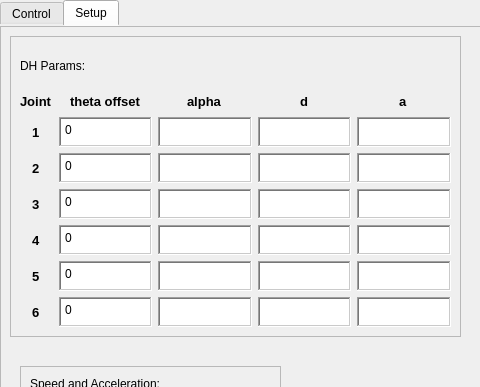
First picture: the form in frontend/app/ui/main_window.ui, repository maxitech/ms6_r, before the edit; both pictures show x 0 to 480 and y 0 to 387 of the 1278 by 800 pixel window.
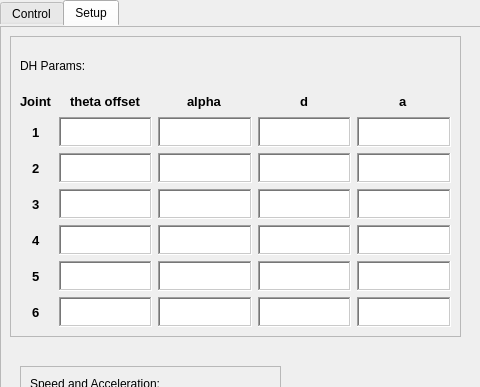
Second picture: the form after the edit. The open tabs and pages were chosen to show the change.

The edit to the form file:
```diff
--- a/frontend/app/ui/main_window.ui
+++ b/frontend/app/ui/main_window.ui
@@ -3043,7 +3043,7 @@
 li.unchecked::marker { content: &quot;\2610&quot;; }
 li.checked::marker { content: &quot;\2612&quot;; }
 &lt;/style&gt;&lt;/head&gt;&lt;body style=&quot; font-family:'Segoe UI'; font-size:9pt; font-weight:400; font-style:normal;&quot;&gt;
-&lt;p style=&quot; margin-top:0px; margin-bottom:0px; margin-left:0px; margin-right:0px; -qt-block-indent:0; text-indent:0px;&quot;&gt;0&lt;/p&gt;
+&lt;p style=&quot;-qt-paragraph-type:empty; margin-top:0px; margin-bottom:0px; margin-left:0px; margin-right:0px; -qt-block-indent:0; text-indent:0px;&quot;&gt;&lt;br /&gt;&lt;/p&gt;
 &lt;p style=&quot;-qt-paragraph-type:empty; margin-top:0px; margin-bottom:0px; margin-left:0px; margin-right:0px; -qt-block-indent:0; text-indent:0px;&quot;&gt;&lt;br /&gt;&lt;/p&gt;&lt;/body&gt;&lt;/html&gt;</string>
               </property>
              </widget>
@@ -3073,7 +3073,6 @@
 li.unchecked::marker { content: &quot;\2610&quot;; }
 li.checked::marker { content: &quot;\2612&quot;; }
 &lt;/style&gt;&lt;/head&gt;&lt;body style=&quot; font-family:'Segoe UI'; font-size:9pt; font-weight:400; font-style:normal;&quot;&gt;
-&lt;p style=&quot; margin-top:0px; margin-bottom:0px; margin-left:0px; margin-right:0px; -qt-block-indent:0; text-indent:0px;&quot;&gt;0&lt;/p&gt;
 &lt;p style=&quot;-qt-paragraph-type:empty; margin-top:0px; margin-bottom:0px; margin-left:0px; margin-right:0px; -qt-block-indent:0; text-indent:0px;&quot;&gt;&lt;br /&gt;&lt;/p&gt;&lt;/body&gt;&lt;/html&gt;</string>
               </property>
              </widget>
@@ -3103,7 +3102,6 @@
 li.unchecked::marker { content: &quot;\2610&quot;; }
 li.checked::marker { content: &quot;\2612&quot;; }
 &lt;/style&gt;&lt;/head&gt;&lt;body style=&quot; font-family:'Segoe UI'; font-size:9pt; font-weight:400; font-style:normal;&quot;&gt;
-&lt;p style=&quot; margin-top:0px; margin-bottom:0px; margin-left:0px; margin-right:0px; -qt-block-indent:0; text-indent:0px;&quot;&gt;0&lt;/p&gt;
 &lt;p style=&quot;-qt-paragraph-type:empty; margin-top:0px; margin-bottom:0px; margin-left:0px; margin-right:0px; -qt-block-indent:0; text-indent:0px;&quot;&gt;&lt;br /&gt;&lt;/p&gt;&lt;/body&gt;&lt;/html&gt;</string>
               </property>
              </widget>
@@ -3133,7 +3131,6 @@
 li.unchecked::marker { content: &quot;\2610&quot;; }
 li.checked::marker { content: &quot;\2612&quot;; }
 &lt;/style&gt;&lt;/head&gt;&lt;body style=&quot; font-family:'Segoe UI'; font-size:9pt; font-weight:400; font-style:normal;&quot;&gt;
-&lt;p style=&quot; margin-top:0px; margin-bottom:0px; margin-left:0px; margin-right:0px; -qt-block-indent:0; text-indent:0px;&quot;&gt;0&lt;/p&gt;
 &lt;p style=&quot;-qt-paragraph-type:empty; margin-top:0px; margin-bottom:0px; margin-left:0px; margin-right:0px; -qt-block-indent:0; text-indent:0px;&quot;&gt;&lt;br /&gt;&lt;/p&gt;&lt;/body&gt;&lt;/html&gt;</string>
               </property>
              </widget>
@@ -3163,7 +3160,6 @@
 li.unchecked::marker { content: &quot;\2610&quot;; }
 li.checked::marker { content: &quot;\2612&quot;; }
 &lt;/style&gt;&lt;/head&gt;&lt;body style=&quot; font-family:'Segoe UI'; font-size:9pt; font-weight:400; font-style:normal;&quot;&gt;
-&lt;p style=&quot; margin-top:0px; margin-bottom:0px; margin-left:0px; margin-right:0px; -qt-block-indent:0; text-indent:0px;&quot;&gt;0&lt;/p&gt;
 &lt;p style=&quot;-qt-paragraph-type:empty; margin-top:0px; margin-bottom:0px; margin-left:0px; margin-right:0px; -qt-block-indent:0; text-indent:0px;&quot;&gt;&lt;br /&gt;&lt;/p&gt;&lt;/body&gt;&lt;/html&gt;</string>
               </property>
              </widget>
@@ -3193,7 +3189,6 @@
 li.unchecked::marker { content: &quot;\2610&quot;; }
 li.checked::marker { content: &quot;\2612&quot;; }
 &lt;/style&gt;&lt;/head&gt;&lt;body style=&quot; font-family:'Segoe UI'; font-size:9pt; font-weight:400; font-style:normal;&quot;&gt;
-&lt;p style=&quot; margin-top:0px; margin-bottom:0px; margin-left:0px; margin-right:0px; -qt-block-indent:0; text-indent:0px;&quot;&gt;0&lt;/p&gt;
 &lt;p style=&quot;-qt-paragraph-type:empty; margin-top:0px; margin-bottom:0px; margin-left:0px; margin-right:0px; -qt-block-indent:0; text-indent:0px;&quot;&gt;&lt;br /&gt;&lt;/p&gt;&lt;/body&gt;&lt;/html&gt;</string>
               </property>
              </widget>
```
Left out of the diff: 2 changed lines with no effect on the pictures.
